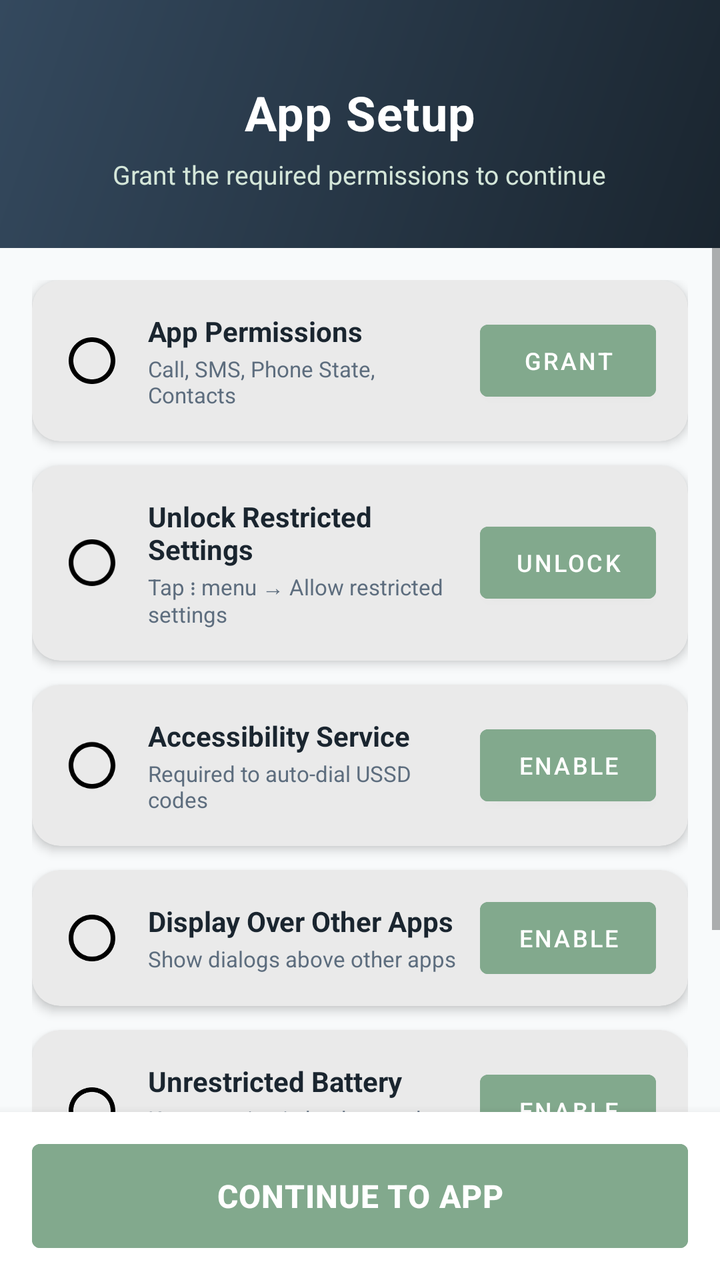
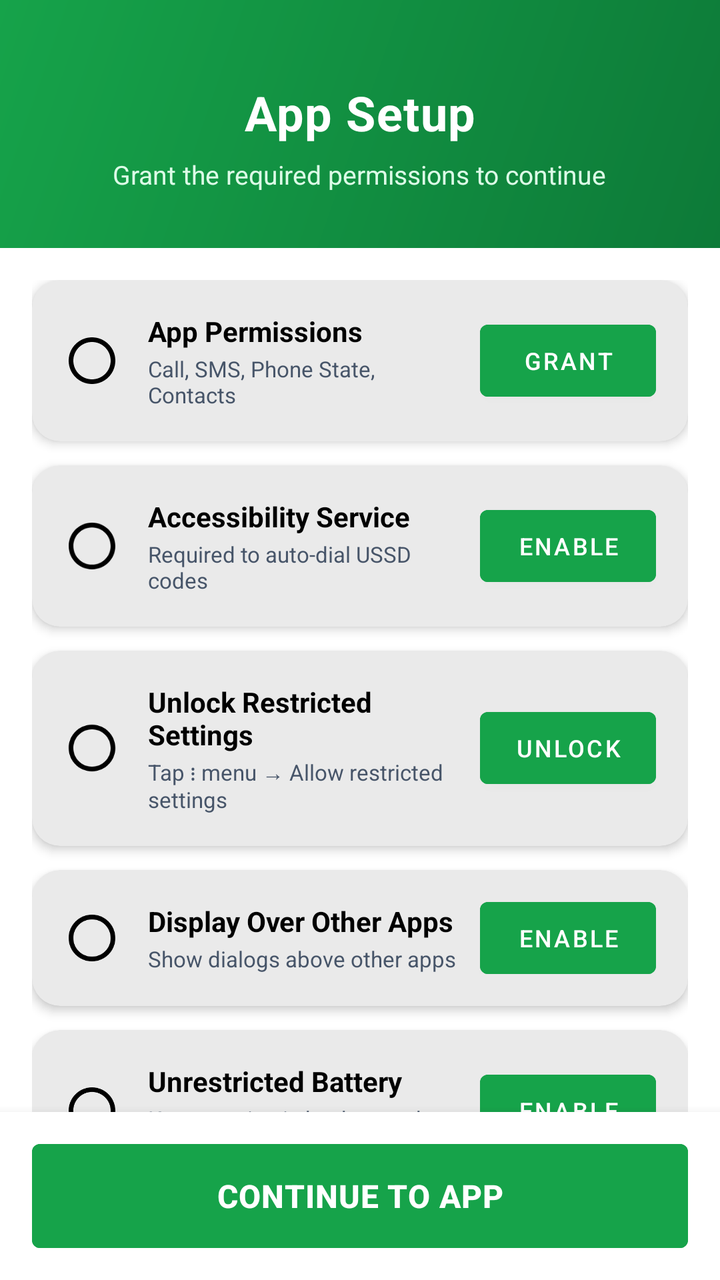

Before-and-after screenshots of an Android layout around one commit, followed by the original layout XML and the change that was made.
<!-- AndroidManifest.xml: application theme AppTheme -->
<!-- res/layout/activity_permission_setup.xml -->
<?xml version="1.0" encoding="utf-8"?>
<LinearLayout xmlns:android="http://schemas.android.com/apk/res/android"
    xmlns:app="http://schemas.android.com/apk/res-auto"
    android:layout_width="match_parent"
    android:layout_height="match_parent"
    android:orientation="vertical"
    android:background="@color/bg_screen">

    
    <LinearLayout
        android:layout_width="match_parent"
        android:layout_height="wrap_content"
        android:orientation="vertical"
        android:background="@drawable/bg_gradient_header"
        android:paddingTop="40dp"
        android:paddingBottom="28dp"
        android:paddingStart="24dp"
        android:paddingEnd="24dp"
        android:gravity="center_horizontal">

        <TextView
            android:layout_width="wrap_content"
            android:layout_height="wrap_content"
            android:text="App Setup"
            android:textColor="#FFFFFF"
            android:textSize="24sp"
            android:textStyle="bold"
            android:letterSpacing="0.02"/>

        <TextView
            android:layout_width="wrap_content"
            android:layout_height="wrap_content"
            android:text="Grant the required permissions to continue"
            android:textColor="@color/teal_light"
            android:textSize="13sp"
            android:layout_marginTop="6dp"/>

    </LinearLayout>

    <ScrollView
        android:layout_width="match_parent"
        android:layout_height="0dp"
        android:layout_weight="1"
        android:fillViewport="false">

        <LinearLayout
            android:layout_width="match_parent"
            android:layout_height="wrap_content"
            android:orientation="vertical"
            android:padding="16dp">

            
            <com.google.android.material.card.MaterialCardView
                android:layout_width="match_parent"
                android:layout_height="wrap_content"
                android:layout_marginBottom="12dp"
                app:cardCornerRadius="14dp"
                app:cardElevation="3dp"
                app:cardBackgroundColor="@color/surface">

                <LinearLayout
                    android:layout_width="match_parent"
                    android:layout_height="wrap_content"
                    android:orientation="horizontal"
                    android:padding="16dp"
                    android:gravity="center_vertical">

                    <ImageView
                        android:id="@+id/step1Icon"
                        android:layout_width="28dp"
                        android:layout_height="28dp"
                        android:src="@drawable/ic_pending_circle"
                        android:layout_marginEnd="14dp"/>

                    <LinearLayout
                        android:layout_width="0dp"
                        android:layout_height="wrap_content"
                        android:layout_weight="1"
                        android:orientation="vertical"
                        android:layout_marginEnd="12dp">

                        <TextView
                            android:layout_width="wrap_content"
                            android:layout_height="wrap_content"
                            android:text="App Permissions"
                            android:textSize="14sp"
                            android:textStyle="bold"
                            android:textColor="@color/text_primary"/>

                        <TextView
                            android:layout_width="wrap_content"
                            android:layout_height="wrap_content"
                            android:text="Call, SMS, Phone State, Contacts"
                            android:textSize="11sp"
                            android:textColor="@color/text_secondary"
                            android:layout_marginTop="2dp"/>

                    </LinearLayout>

                    <Button
                        android:id="@+id/step1Btn"
                        android:layout_width="wrap_content"
                        android:layout_height="36dp"
                        android:text="Grant"
                        android:textSize="12sp"
                        android:textColor="#FFFFFF"
                        android:backgroundTint="@color/teal_primary"
                        android:insetTop="0dp"
                        android:insetBottom="0dp"
                        android:paddingStart="16dp"
                        android:paddingEnd="16dp"/>

                </LinearLayout>
            </com.google.android.material.card.MaterialCardView>

            
            <com.google.android.material.card.MaterialCardView
                android:id="@+id/stepRestrictedCard"
                android:layout_width="match_parent"
                android:layout_height="wrap_content"
                android:layout_marginBottom="12dp"
                app:cardCornerRadius="14dp"
                app:cardElevation="3dp"
                app:cardBackgroundColor="@color/surface">

                <LinearLayout
                    android:layout_width="match_parent"
                    android:layout_height="wrap_content"
                    android:orientation="horizontal"
                    android:padding="16dp"
                    android:gravity="center_vertical">

                    <ImageView
                        android:id="@+id/stepRestrictedIcon"
                        android:layout_width="28dp"
                        android:layout_height="28dp"
                        android:src="@drawable/ic_pending_circle"
                        android:layout_marginEnd="14dp"/>

                    <LinearLayout
                        android:layout_width="0dp"
                        android:layout_height="wrap_content"
                        android:layout_weight="1"
                        android:orientation="vertical"
                        android:layout_marginEnd="12dp">

                        <TextView
                            android:layout_width="wrap_content"
                            android:layout_height="wrap_content"
                            android:text="Unlock Restricted Settings"
                            android:textSize="14sp"
                            android:textStyle="bold"
                            android:textColor="@color/text_primary"/>

                        <TextView
                            android:layout_width="wrap_content"
                            android:layout_height="wrap_content"
                            android:text="Tap ⋮ menu → Allow restricted settings"
                            android:textSize="11sp"
                            android:textColor="@color/text_secondary"
                            android:layout_marginTop="2dp"/>

                    </LinearLayout>

                    <Button
                        android:id="@+id/stepRestrictedBtn"
                        android:layout_width="wrap_content"
                        android:layout_height="36dp"
                        android:text="Unlock"
                        android:textSize="12sp"
                        android:textColor="#FFFFFF"
                        android:backgroundTint="@color/teal_primary"
                        android:insetTop="0dp"
                        android:insetBottom="0dp"
                        android:paddingStart="16dp"
                        android:paddingEnd="16dp"/>

                </LinearLayout>
            </com.google.android.material.card.MaterialCardView>

            
            <com.google.android.material.card.MaterialCardView
                android:layout_width="match_parent"
                android:layout_height="wrap_content"
                android:layout_marginBottom="12dp"
                app:cardCornerRadius="14dp"
                app:cardElevation="3dp"
                app:cardBackgroundColor="@color/surface">

                <LinearLayout
                    android:layout_width="match_parent"
                    android:layout_height="wrap_content"
                    android:orientation="horizontal"
                    android:padding="16dp"
                    android:gravity="center_vertical">

                    <ImageView
                        android:id="@+id/step2Icon"
                        android:layout_width="28dp"
                        android:layout_height="28dp"
                        android:src="@drawable/ic_pending_circle"
                        android:layout_marginEnd="14dp"/>

                    <LinearLayout
                        android:layout_width="0dp"
                        android:layout_height="wrap_content"
                        android:layout_weight="1"
                        android:orientation="vertical"
                        android:layout_marginEnd="12dp">

                        <TextView
                            android:layout_width="wrap_content"
                            android:layout_height="wrap_content"
                            android:text="Accessibility Service"
                            android:textSize="14sp"
                            android:textStyle="bold"
                            android:textColor="@color/text_primary"/>

                        <TextView
                            android:layout_width="wrap_content"
                            android:layout_height="wrap_content"
                            android:text="Required to auto-dial USSD codes"
                            android:textSize="11sp"
                            android:textColor="@color/text_secondary"
                            android:layout_marginTop="2dp"/>

                    </LinearLayout>

                    <Button
                        android:id="@+id/step2Btn"
                        android:layout_width="wrap_content"
                        android:layout_height="36dp"
                        android:text="Enable"
                        android:textSize="12sp"
                        android:textColor="#FFFFFF"
                        android:backgroundTint="@color/teal_primary"
                        android:insetTop="0dp"
                        android:insetBottom="0dp"
                        android:paddingStart="16dp"
                        android:paddingEnd="16dp"/>

                </LinearLayout>
            </com.google.android.material.card.MaterialCardView>

            
            <com.google.android.material.card.MaterialCardView
                android:layout_width="match_parent"
                android:layout_height="wrap_content"
                android:layout_marginBottom="12dp"
                app:cardCornerRadius="14dp"
                app:cardElevation="3dp"
                app:cardBackgroundColor="@color/surface">

                <LinearLayout
                    android:layout_width="match_parent"
                    android:layout_height="wrap_content"
                    android:orientation="horizontal"
                    android:padding="16dp"
                    android:gravity="center_vertical">

                    <ImageView
                        android:id="@+id/step3Icon"
                        android:layout_width="28dp"
                        android:layout_height="28dp"
                        android:src="@drawable/ic_pending_circle"
                        android:layout_marginEnd="14dp"/>

                    <LinearLayout
                        android:layout_width="0dp"
                        android:layout_height="wrap_content"
                        android:layout_weight="1"
                        android:orientation="vertical"
                        android:layout_marginEnd="12dp">

                        <TextView
                            android:layout_width="wrap_content"
                            android:layout_height="wrap_content"
                            android:text="Display Over Other Apps"
                            android:textSize="14sp"
                            android:textStyle="bold"
                            android:textColor="@color/text_primary"/>

                        <TextView
                            android:layout_width="wrap_content"
                            android:layout_height="wrap_content"
                            android:text="Show dialogs above other apps"
                            android:textSize="11sp"
                            android:textColor="@color/text_secondary"
                            android:layout_marginTop="2dp"/>

                    </LinearLayout>

                    <Button
                        android:id="@+id/step3Btn"
                        android:layout_width="wrap_content"
                        android:layout_height="36dp"
                        android:text="Enable"
                        android:textSize="12sp"
                        android:textColor="#FFFFFF"
                        android:backgroundTint="@color/teal_primary"
                        android:insetTop="0dp"
                        android:insetBottom="0dp"
                        android:paddingStart="16dp"
                        android:paddingEnd="16dp"/>

                </LinearLayout>
            </com.google.android.material.card.MaterialCardView>

            
            <com.google.android.material.card.MaterialCardView
                android:layout_width="match_parent"
                android:layout_height="wrap_content"
                android:layout_marginBottom="12dp"
                app:cardCornerRadius="14dp"
                app:cardElevation="3dp"
                app:cardBackgroundColor="@color/surface">

                <LinearLayout
                    android:layout_width="match_parent"
                    android:layout_height="wrap_content"
                    android:orientation="horizontal"
                    android:padding="16dp"
                    android:gravity="center_vertical">

                    <ImageView
                        android:id="@+id/step4Icon"
                        android:layout_width="28dp"
                        android:layout_height="28dp"
                        android:src="@drawable/ic_pending_circle"
                        android:layout_marginEnd="14dp"/>

                    <LinearLayout
                        android:layout_width="0dp"
                        android:layout_height="wrap_content"
                        android:layout_weight="1"
                        android:orientation="vertical"
                        android:layout_marginEnd="12dp">

                        <TextView
                            android:layout_width="wrap_content"
                            android:layout_height="wrap_content"
                            android:text="Unrestricted Battery"
                            android:textSize="14sp"
                            android:textStyle="bold"
                            android:textColor="@color/text_primary"/>

                        <TextView
                            android:layout_width="wrap_content"
                            android:layout_height="wrap_content"
                            android:text="Keep running in background without restriction"
                            android:textSize="11sp"
                            android:textColor="@color/text_secondary"
                            android:layout_marginTop="2dp"/>

                    </LinearLayout>

                    <Button
                        android:id="@+id/step4Btn"
                        android:layout_width="wrap_content"
                        android:layout_height="36dp"
                        android:text="Enable"
                        android:textSize="12sp"
                        android:textColor="#FFFFFF"
                        android:backgroundTint="@color/teal_primary"
                        android:insetTop="0dp"
                        android:insetBottom="0dp"
                        android:paddingStart="16dp"
                        android:paddingEnd="16dp"/>

                </LinearLayout>
            </com.google.android.material.card.MaterialCardView>

            
            <TextView
                android:layout_width="match_parent"
                android:layout_height="wrap_content"
                android:text="Steps 1, 2, and 3 are required. Steps 4 and 5 are strongly recommended for reliable background operation."
                android:textSize="11sp"
                android:textColor="@color/text_secondary"
                android:gravity="center"
                android:layout_marginTop="4dp"
                android:layout_marginBottom="16dp"
                android:paddingStart="8dp"
                android:paddingEnd="8dp"/>

        </LinearLayout>
    </ScrollView>

    
    <LinearLayout
        android:layout_width="match_parent"
        android:layout_height="wrap_content"
        android:orientation="vertical"
        android:padding="16dp"
        android:background="@color/surface"
        android:elevation="8dp">

        <Button
            android:id="@+id/continueBtn"
            android:layout_width="match_parent"
            android:layout_height="52dp"
            android:text="Continue to App"
            android:textSize="16sp"
            android:textStyle="bold"
            android:textColor="#FFFFFF"
            android:backgroundTint="@color/teal_primary"
            android:enabled="false"
            android:insetTop="0dp"
            android:insetBottom="0dp"
            android:letterSpacing="0.02"/>

    </LinearLayout>

</LinearLayout>
<!-- resources referenced by this layout -->
<resources>
  <color name="bg_screen">#F8FAFB</color>
  <color name="surface">#FFFFFF</color>
  <color name="teal_light">#D4E6D9</color>
  <color name="teal_primary">#82A98D</color>
  <color name="text_primary">#1A252F</color>
  <color name="text_secondary">#5D6D7E</color>
  <!-- drawable bg_gradient_header (drawable) -->
  <?xml version="1.0" encoding="utf-8"?>
  <shape xmlns:android="http://schemas.android.com/apk/res/android">
      <gradient
          android:startColor="@color/header_start"
          android:endColor="@color/header_end"
          android:angle="135"
          android:type="linear"/>
  </shape>
  <!-- drawable ic_pending_circle (drawable) -->
  <?xml version="1.0" encoding="utf-8"?>
  <vector xmlns:android="http://schemas.android.com/apk/res/android"
      android:width="24dp"
      android:height="24dp"
      android:viewportWidth="24"
      android:viewportHeight="24">
      <path
          android:fillColor="#FF000000"
          android:pathData="M12,2C6.48,2 2,6.48 2,12s4.48,10 10,10 10,-4.48 10,-10S17.52,2 12,2zM12,20c-4.42,0 -8,-3.58 -8,-8s3.58,-8 8,-8 8,3.58 8,8 -3.58,8 -8,8z"/>
  </vector>
  <style name="AppTheme" parent="Theme.MaterialComponents.Light.DarkActionBar">
          <item name="colorPrimary">@color/colorPrimary</item>
          <item name="colorPrimaryDark">@color/colorPrimaryDark</item>
          <item name="colorAccent">@color/colorAccent</item>
          <item name="android:windowBackground">@color/bg_screen</item>
          <item name="android:statusBarColor">@color/colorPrimaryDark</item>
          <item name="elevationOverlayEnabled">true</item>
      </style>
  <color name="header_start">#1A252F</color>
  <color name="header_end">#34495E</color>
  <color name="colorPrimary">#2C3E50</color>
  <color name="colorPrimaryDark">#1A252F</color>
  <color name="colorAccent">#82A98D</color>
</resources>

<!-- the commit's change to res/layout/activity_permission_setup.xml (unified diff, before → after) -->
@@ -4,7 +4,7 @@
     android:layout_width="match_parent"
     android:layout_height="match_parent"
     android:orientation="vertical"
-    android:background="@color/bg_screen">
+    android:background="?android:attr/colorBackground">
 
     
     <LinearLayout
@@ -56,7 +56,7 @@
                 android:layout_marginBottom="12dp"
                 app:cardCornerRadius="14dp"
                 app:cardElevation="3dp"
-                app:cardBackgroundColor="@color/surface">
+                app:cardBackgroundColor="?attr/colorSurface">
 
                 <LinearLayout
                     android:layout_width="match_parent"
@@ -85,7 +85,7 @@
                             android:text="App Permissions"
                             android:textSize="14sp"
                             android:textStyle="bold"
-                            android:textColor="@color/text_primary"/>
+                            android:textColor="?attr/colorOnSurface"/>
 
                         <TextView
                             android:layout_width="wrap_content"
@@ -104,7 +104,7 @@
                         android:text="Grant"
                         android:textSize="12sp"
                         android:textColor="#FFFFFF"
-                        android:backgroundTint="@color/teal_primary"
+                        android:backgroundTint="?attr/colorPrimary"
                         android:insetTop="0dp"
                         android:insetBottom="0dp"
                         android:paddingStart="16dp"
@@ -115,13 +115,12 @@
 
             
             <com.google.android.material.card.MaterialCardView
-                android:id="@+id/stepRestrictedCard"
                 android:layout_width="match_parent"
                 android:layout_height="wrap_content"
                 android:layout_marginBottom="12dp"
                 app:cardCornerRadius="14dp"
                 app:cardElevation="3dp"
-                app:cardBackgroundColor="@color/surface">
+                app:cardBackgroundColor="?attr/colorSurface">
 
                 <LinearLayout
                     android:layout_width="match_parent"
@@ -131,7 +130,7 @@
                     android:gravity="center_vertical">
 
                     <ImageView
-                        android:id="@+id/stepRestrictedIcon"
+                        android:id="@+id/step2Icon"
                         android:layout_width="28dp"
                         android:layout_height="28dp"
                         android:src="@drawable/ic_pending_circle"
@@ -147,10 +146,75 @@
                         <TextView
                             android:layout_width="wrap_content"
                             android:layout_height="wrap_content"
+                            android:text="Accessibility Service"
+                            android:textSize="14sp"
+                            android:textStyle="bold"
+                            android:textColor="?attr/colorOnSurface"/>
+
+                        <TextView
+                            android:layout_width="wrap_content"
+                            android:layout_height="wrap_content"
+                            android:text="Required to auto-dial USSD codes"
+                            android:textSize="11sp"
+                            android:textColor="@color/text_secondary"
+                            android:layout_marginTop="2dp"/>
+
+                    </LinearLayout>
+
+                    <Button
+                        android:id="@+id/step2Btn"
+                        android:layout_width="wrap_content"
+                        android:layout_height="36dp"
+                        android:text="Enable"
+                        android:textSize="12sp"
+                        android:textColor="#FFFFFF"
+                        android:backgroundTint="?attr/colorPrimary"
+                        android:insetTop="0dp"
+                        android:insetBottom="0dp"
+                        android:paddingStart="16dp"
+                        android:paddingEnd="16dp"/>
+
+                </LinearLayout>
+            </com.google.android.material.card.MaterialCardView>
+
+            
+            <com.google.android.material.card.MaterialCardView
+                android:id="@+id/stepRestrictedCard"
+                android:layout_width="match_parent"
+                android:layout_height="wrap_content"
+                android:layout_marginBottom="12dp"
+                app:cardCornerRadius="14dp"
+                app:cardElevation="3dp"
+                app:cardBackgroundColor="?attr/colorSurface">
+
+                <LinearLayout
+                    android:layout_width="match_parent"
+                    android:layout_height="wrap_content"
+                    android:orientation="horizontal"
+                    android:padding="16dp"
+                    android:gravity="center_vertical">
+
+                    <ImageView
+                        android:id="@+id/stepRestrictedIcon"
+                        android:layout_width="28dp"
+                        android:layout_height="28dp"
+                        android:src="@drawable/ic_pending_circle"
+                        android:layout_marginEnd="14dp"/>
+
+                    <LinearLayout
+                        android:layout_width="0dp"
+                        android:layout_height="wrap_content"
+                        android:layout_weight="1"
+                        android:orientation="vertical"
+                        android:layout_marginEnd="12dp">
+
+                        <TextView
+                            android:layout_width="wrap_content"
+                            android:layout_height="wrap_content"
                             android:text="Unlock Restricted Settings"
                             android:textSize="14sp"
                             android:textStyle="bold"
-                            android:textColor="@color/text_primary"/>
+                            android:textColor="?attr/colorOnSurface"/>
 
                         <TextView
                             android:layout_width="wrap_content"
@@ -169,7 +233,7 @@
                         android:text="Unlock"
                         android:textSize="12sp"
                         android:textColor="#FFFFFF"
-                        android:backgroundTint="@color/teal_primary"
+                        android:backgroundTint="?attr/colorPrimary"
                         android:insetTop="0dp"
                         android:insetBottom="0dp"
                         android:paddingStart="16dp"
@@ -185,7 +249,7 @@
                 android:layout_marginBottom="12dp"
                 app:cardCornerRadius="14dp"
                 app:cardElevation="3dp"
-                app:cardBackgroundColor="@color/surface">
+                app:cardBackgroundColor="?attr/colorSurface">
 
                 <LinearLayout
                     android:layout_width="match_parent"
@@ -195,7 +259,7 @@
                     android:gravity="center_vertical">
 
                     <ImageView
-                        android:id="@+id/step2Icon"
+                        android:id="@+id/step3Icon"
                         android:layout_width="28dp"
                         android:layout_height="28dp"
                         android:src="@drawable/ic_pending_circle"
@@ -211,74 +275,10 @@
                         <TextView
                             android:layout_width="wrap_content"
                             android:layout_height="wrap_content"
-                            android:text="Accessibility Service"
-                            android:textSize="14sp"
-                            android:textStyle="bold"
-                            android:textColor="@color/text_primary"/>
-
-                        <TextView
-                            android:layout_width="wrap_content"
-                            android:layout_height="wrap_content"
-                            android:text="Required to auto-dial USSD codes"
-                            android:textSize="11sp"
-                            android:textColor="@color/text_secondary"
-                            android:layout_marginTop="2dp"/>
-
-                    </LinearLayout>
-
-                    <Button
-                        android:id="@+id/step2Btn"
-                        android:layout_width="wrap_content"
-                        android:layout_height="36dp"
-                        android:text="Enable"
-                        android:textSize="12sp"
-                        android:textColor="#FFFFFF"
-                        android:backgroundTint="@color/teal_primary"
-                        android:insetTop="0dp"
-                        android:insetBottom="0dp"
-                        android:paddingStart="16dp"
-                        android:paddingEnd="16dp"/>
-
-                </LinearLayout>
-            </com.google.android.material.card.MaterialCardView>
-
-            
-            <com.google.android.material.card.MaterialCardView
-                android:layout_width="match_parent"
-                android:layout_height="wrap_content"
-                android:layout_marginBottom="12dp"
-                app:cardCornerRadius="14dp"
-                app:cardElevation="3dp"
-                app:cardBackgroundColor="@color/surface">
-
-                <LinearLayout
-                    android:layout_width="match_parent"
-                    android:layout_height="wrap_content"
-                    android:orientation="horizontal"
-                    android:padding="16dp"
-                    android:gravity="center_vertical">
-
-                    <ImageView
-                        android:id="@+id/step3Icon"
-                        android:layout_width="28dp"
-                        android:layout_height="28dp"
-                        android:src="@drawable/ic_pending_circle"
-                        android:layout_marginEnd="14dp"/>
-
-                    <LinearLayout
-                        android:layout_width="0dp"
-                        android:layout_height="wrap_content"
-                        android:layout_weight="1"
-                        android:orientation="vertical"
-                        android:layout_marginEnd="12dp">
-
-                        <TextView
-                            android:layout_width="wrap_content"
-                            android:layout_height="wrap_content"
                             android:text="Display Over Other Apps"
                             android:textSize="14sp"
                             android:textStyle="bold"
-                            android:textColor="@color/text_primary"/>
+                            android:textColor="?attr/colorOnSurface"/>
 
                         <TextView
                             android:layout_width="wrap_content"
@@ -297,7 +297,7 @@
                         android:text="Enable"
                         android:textSize="12sp"
                         android:textColor="#FFFFFF"
-                        android:backgroundTint="@color/teal_primary"
+                        android:backgroundTint="?attr/colorPrimary"
                         android:insetTop="0dp"
                         android:insetBottom="0dp"
                         android:paddingStart="16dp"
@@ -313,7 +313,7 @@
                 android:layout_marginBottom="12dp"
                 app:cardCornerRadius="14dp"
                 app:cardElevation="3dp"
-                app:cardBackgroundColor="@color/surface">
+                app:cardBackgroundColor="?attr/colorSurface">
 
                 <LinearLayout
                     android:layout_width="match_parent"
@@ -342,7 +342,7 @@
                             android:text="Unrestricted Battery"
                             android:textSize="14sp"
                             android:textStyle="bold"
-                            android:textColor="@color/text_primary"/>
+                            android:textColor="?attr/colorOnSurface"/>
 
                         <TextView
                             android:layout_width="wrap_content"
@@ -361,7 +361,7 @@
                         android:text="Enable"
                         android:textSize="12sp"
                         android:textColor="#FFFFFF"
-                        android:backgroundTint="@color/teal_primary"
+                        android:backgroundTint="?attr/colorPrimary"
                         android:insetTop="0dp"
                         android:insetBottom="0dp"
                         android:paddingStart="16dp"
@@ -374,7 +374,7 @@
             <TextView
                 android:layout_width="match_parent"
                 android:layout_height="wrap_content"
-                android:text="Steps 1, 2, and 3 are required. Steps 4 and 5 are strongly recommended for reliable background operation."
+                android:text="App Permissions and Accessibility are required. Restricted Settings is also required on Android 13+. Overlay and Battery settings are recommended for reliable background operation."
                 android:textSize="11sp"
                 android:textColor="@color/text_secondary"
                 android:gravity="center"
@@ -392,7 +392,7 @@
         android:layout_height="wrap_content"
         android:orientation="vertical"
         android:padding="16dp"
-        android:background="@color/surface"
+        android:background="?attr/colorSurface"
         android:elevation="8dp">
 
         <Button
@@ -403,7 +403,7 @@
             android:textSize="16sp"
             android:textStyle="bold"
             android:textColor="#FFFFFF"
-            android:backgroundTint="@color/teal_primary"
+            android:backgroundTint="?attr/colorPrimary"
             android:enabled="false"
             android:insetTop="0dp"
             android:insetBottom="0dp"
<!-- resource entries referenced after the edit -->
@@ -1,11 +1,8 @@
 <!-- resources referenced by this layout -->
 <resources>
-  <color name="bg_screen">#F8FAFB</color>
-  <color name="surface">#FFFFFF</color>
-  <color name="teal_light">#D4E6D9</color>
-  <color name="teal_primary">#82A98D</color>
-  <color name="text_primary">#1A252F</color>
-  <color name="text_secondary">#5D6D7E</color>
+  <color name="bg_screen">#F8FAFC</color>
+  <color name="teal_light">#DCFCE7</color>
+  <color name="text_secondary">#475569</color>
   <!-- drawable bg_gradient_header (drawable) -->
   <?xml version="1.0" encoding="utf-8"?>
   <shape xmlns:android="http://schemas.android.com/apk/res/android">
@@ -33,11 +30,15 @@
           <item name="android:windowBackground">@color/bg_screen</item>
           <item name="android:statusBarColor">@color/colorPrimaryDark</item>
           <item name="elevationOverlayEnabled">true</item>
+          <item name="actionMenuTextColor">@android:color/white</item>
+          <item name="android:actionMenuTextColor">@android:color/white</item>
+          <item name="colorControlNormal">@android:color/white</item>
+          <item name="android:textColorPrimary">@android:color/white</item>
       </style>
-  <color name="header_start">#1A252F</color>
-  <color name="header_end">#34495E</color>
-  <color name="colorPrimary">#2C3E50</color>
-  <color name="colorPrimaryDark">#1A252F</color>
-  <color name="colorAccent">#82A98D</color>
+  <color name="header_start">#0D7A38</color>
+  <color name="header_end">#16A34A</color>
+  <color name="colorPrimary">#16A34A</color>
+  <color name="colorPrimaryDark">#0D7A38</color>
+  <color name="colorAccent">#22C55E</color>
 </resources>
 
